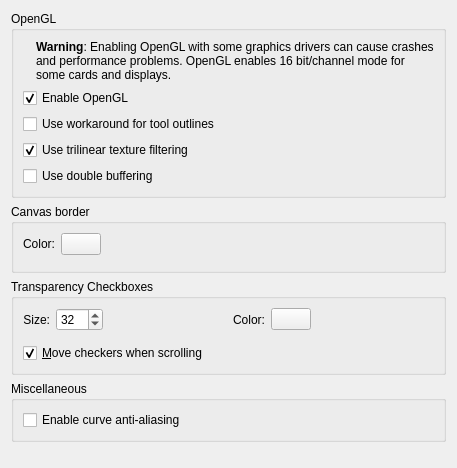
Qt form krita/ui/forms/wdgdisplaysettings.ui (KDE/krita) before a commit.
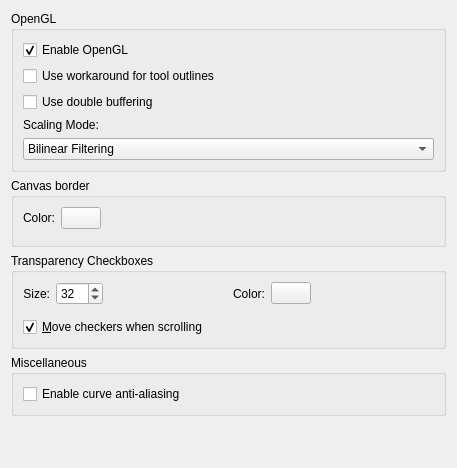
The same form after that commit. Custom widgets are drawn as their Qt base class.

Commit message:
Make it possible to choose between nearest, bi and trilinear
And only explicitly generate mipmaps on Windows

Diff of the .ui file:
```diff
--- a/krita/ui/forms/wdgdisplaysettings.ui
+++ b/krita/ui/forms/wdgdisplaysettings.ui
@@ -177,39 +177,36 @@
       <string>OpenGL</string>
      </property>
      <layout class="QGridLayout">
+      <item row="4" column="0">
+       <widget class="QLabel" name="label">
+        <property name="text">
+         <string>Scaling Mode:</string>
+        </property>
+       </widget>
+      </item>
+      <item row="5" column="0">
+       <widget class="QComboBox" name="cmbFilterMode">
+        <property name="currentIndex">
+         <number>1</number>
+        </property>
+        <item>
+         <property name="text">
+          <string>Nearest Neighbour</string>
+         </property>
+        </item>
+        <item>
+         <property name="text">
+          <string>Bilinear Filtering</string>
+         </property>
+        </item>
+        <item>
+         <property name="text">
+          <string>Trilinear Filtering</string>
+         </property>
+        </item>
+       </widget>
+      </item>
       <item row="0" column="0">
-       <layout class="QHBoxLayout" name="horizontalLayout" stretch="0,1">
-        <item>
-         <widget class="QLabel" name="labelWarning">
-          <property name="text">
-           <string/>
-          </property>
-         </widget>
-        </item>
-        <item>
-         <widget class="QLabel" name="label_2">
-          <property name="toolTip">
-           <string>&lt;html&gt;
-&lt;p&gt;&lt;b&gt;Note:&lt;/b&gt; this is the same thing as the &quot;incremental&quot; option in the Krita 1.6 freehand tool options.&lt;/p&gt;&lt;/html&gt;</string>
-          </property>
-          <property name="text">
-           <string>&lt;!DOCTYPE HTML PUBLIC &quot;-//W3C//DTD HTML 4.0//EN&quot; &quot;http://www.w3.org/TR/REC-html40/strict.dtd&quot;&gt;
-&lt;html&gt;&lt;head&gt;&lt;meta name=&quot;qrichtext&quot; content=&quot;1&quot; /&gt;&lt;style type=&quot;text/css&quot;&gt;
-p, li { white-space: pre-wrap; }
-&lt;/style&gt;&lt;/head&gt;&lt;body style=&quot; font-family:'Bitstream Vera Sans'; font-size:9pt; font-weight:400; font-style:normal;&quot;&gt;
-&lt;p style=&quot; margin-top:12px; margin-bottom:12px; margin-left:0px; margin-right:0px; -qt-block-indent:0; text-indent:0px;&quot;&gt;&lt;span style=&quot; font-family:'Ubuntu'; font-weight:600;&quot;&gt;Warning&lt;/span&gt;&lt;span style=&quot; font-family:'Ubuntu';&quot;&gt;: Enabling OpenGL with some graphics drivers can cause crashes and performance problems. OpenGL enables 16 bit/channel mode for some cards and displays.&lt;/span&gt;&lt;/p&gt;&lt;/body&gt;&lt;/html&gt;</string>
-          </property>
-          <property name="textFormat">
-           <enum>Qt::RichText</enum>
-          </property>
-          <property name="wordWrap">
-           <bool>true</bool>
-          </property>
-         </widget>
-        </item>
-       </layout>
-      </item>
-      <item row="1" column="0">
        <widget class="QCheckBox" name="cbUseOpenGL">
         <property name="text">
          <string>Enable OpenGL</string>
@@ -219,7 +216,7 @@
         </property>
        </widget>
       </item>
-      <item row="3" column="0">
+      <item row="2" column="0">
        <widget class="QCheckBox" name="cbUseOpenGLToolOutlineWorkaround">
         <property name="toolTip">
          <string>This enables a workaround for a bug in Qt. 
@@ -232,20 +229,7 @@
         </property>
        </widget>
       </item>
-      <item row="4" column="0">
-       <widget class="QCheckBox" name="cbUseOpenGLTrilinearFiltering">
-        <property name="toolTip">
-         <string>Use trilinear filtering when zooming. Disabling this may improve painting performance.</string>
-        </property>
-        <property name="text">
-         <string>Use trilinear texture filtering</string>
-        </property>
-        <property name="checked">
-         <bool>true</bool>
-        </property>
-       </widget>
-      </item>
-      <item row="5" column="0">
+      <item row="3" column="0">
        <widget class="QCheckBox" name="cbUseDoubleBuffering">
         <property name="toolTip">
          <string>Depending on your graphics card and drivers, using double buffering might cause tearing or fix it.</string>
```
The commit also changes 6 other files.
